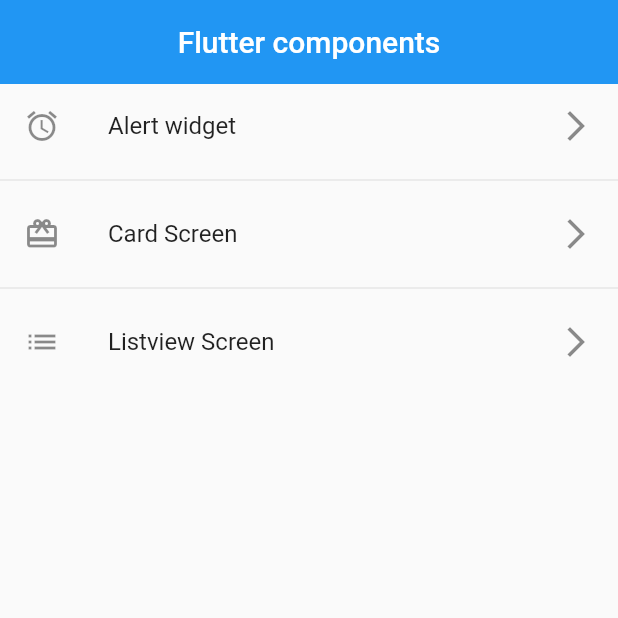
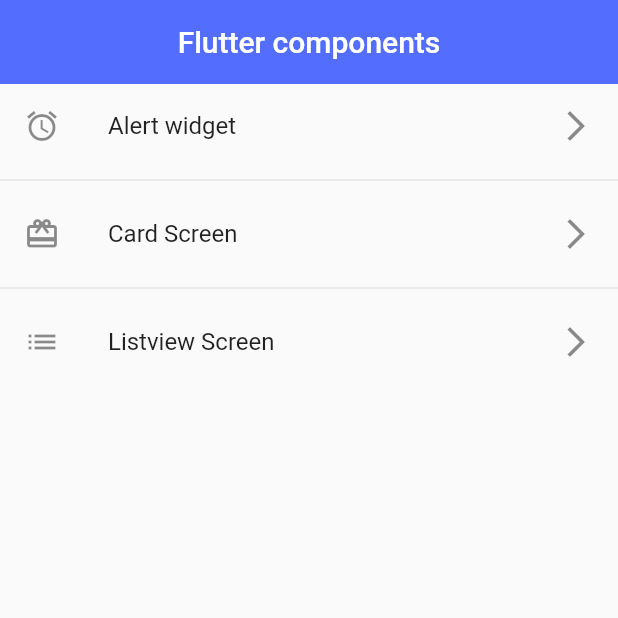
Before and after one commit to leodrumers/flutterWidgets, a Flutter app: the screen it shows after launch, on a phone screen of 412 x 824 dp, the top half of it. Run offline on Flutter 3.47's test engine with Material 2 defaults, Android fonts, the phone set to English and light mode, and no system bars.

Commit message:
Using AppTheme in main

```diff
--- a/lib/main.dart
+++ b/lib/main.dart
@@ -1,5 +1,7 @@
+import 'package:flutter/material.dart';
+
 import 'package:components/router/app_routes.dart';
-import 'package:flutter/material.dart';
+import 'package:components/themes/app_theme.dart';
 
 void main() => runApp(const MyApp());
 
@@ -14,6 +16,7 @@ class MyApp extends StatelessWidget {
       initialRoute: AppRoutes.initialRoute,
       routes: AppRoutes.getAppRoutes(),
       onGenerateRoute: AppRoutes.ongenerateRoute,
+      theme: AppTheme.lightTheme,
     );
   }
 }
```
